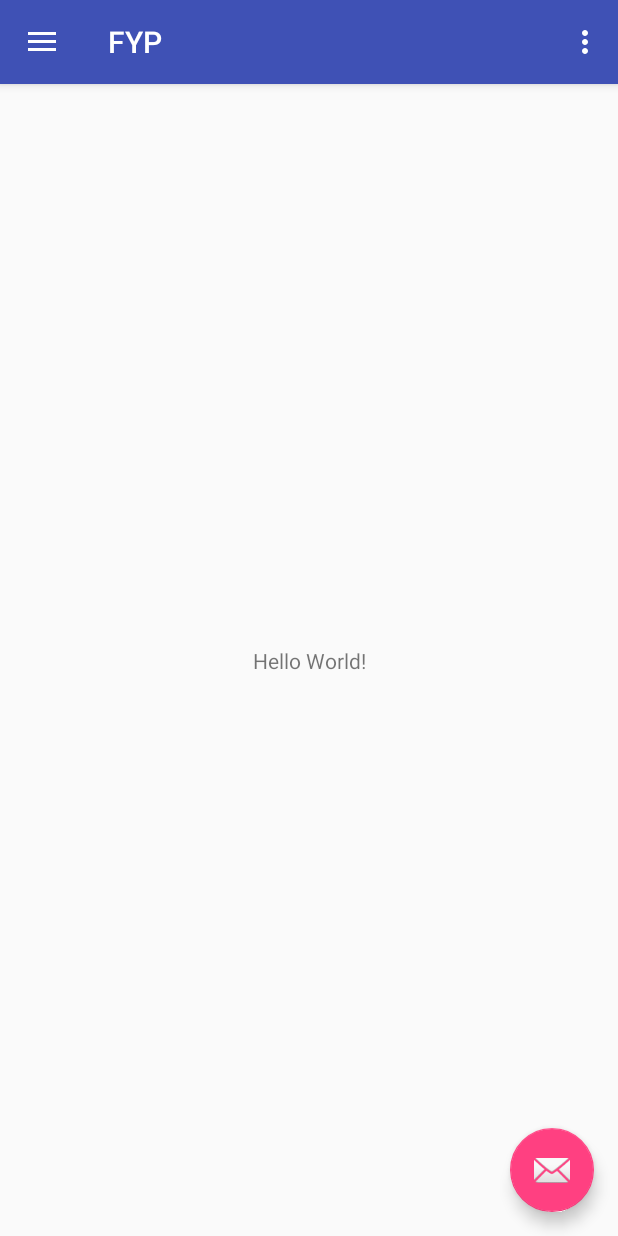
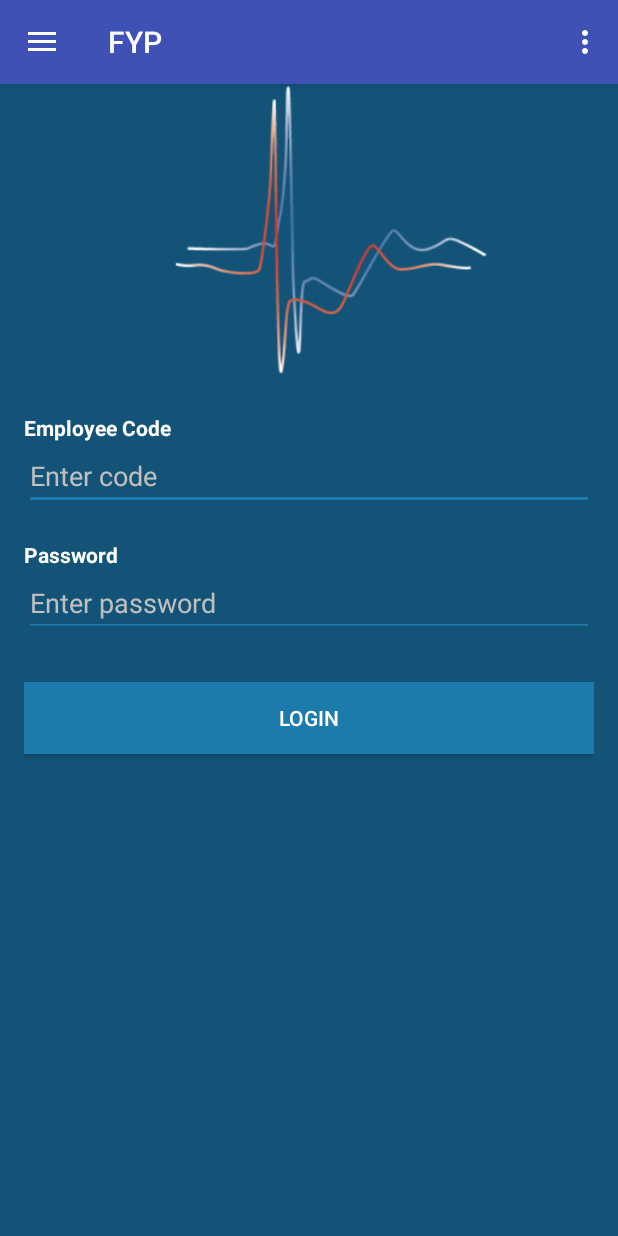
Before and after one commit to MughalMirza/Patient_Monitoring_System, an Android app: the screen it shows after launch (MainActivity), on a phone screen of 412 x 824 dp. Run offline under Robolectric (Android 15) with nearby library versions, the phone set to English and light mode, and no system bars.

Commit message:
home page

```diff
--- a/app/src/main/AndroidManifest.xml
+++ b/app/src/main/AndroidManifest.xml
@@ -4,7 +4,7 @@
 
     <application
         android:allowBackup="true"
-        android:icon="@mipmap/ic_launcher"
+        android:icon="@mipmap/medical_logo"
         android:label="@string/app_name"
         android:roundIcon="@mipmap/ic_launcher_round"
         android:supportsRtl="true"
--- a/app/src/main/java/com/example/ahmad/fyp/MainActivity.java
+++ b/app/src/main/java/com/example/ahmad/fyp/MainActivity.java
@@ -12,6 +12,8 @@ import android.support.v7.app.AppCompatActivity;
 import android.support.v7.widget.Toolbar;
 import android.view.Menu;
 import android.view.MenuItem;
+import android.view.animation.AnimationUtils;
+import android.widget.TextView;
 
 public class MainActivity extends AppCompatActivity
         implements NavigationView.OnNavigationItemSelectedListener {
@@ -20,17 +22,19 @@ public class MainActivity extends AppCompatActivity
     protected void onCreate(Bundle savedInstanceState) {
         super.onCreate(savedInstanceState);
         setContentView(R.layout.activity_main);
+
         Toolbar toolbar = (Toolbar) findViewById(R.id.toolbar);
         setSupportActionBar(toolbar);
 
-        FloatingActionButton fab = (FloatingActionButton) findViewById(R.id.fab);
-        fab.setOnClickListener(new View.OnClickListener() {
-            @Override
-            public void onClick(View view) {
-                Snackbar.make(view, "Replace with your own action", Snackbar.LENGTH_LONG)
-                        .setAction("Action", null).show();
-            }
-        });
+//        DEFAULT MESSAGE ICON ON HOME SCREEN
+//        FloatingActionButton fab = (FloatingActionButton) findViewById(R.id.fab);
+//        fab.setOnClickListener(new View.OnClickListener() {
+//            @Override
+//            public void onClick(View view) {
+//                Snackbar.make(view, "Replace with your own action", Snackbar.LENGTH_LONG)
+//                        .setAction("Action", null).show();
+//            }
+//        });
 
         DrawerLayout drawer = (DrawerLayout) findViewById(R.id.drawer_layout);
         ActionBarDrawerToggle toggle = new ActionBarDrawerToggle(
--- a/app/src/main/res/layout/app_bar_main.xml
+++ b/app/src/main/res/layout/app_bar_main.xml
@@ -22,12 +22,12 @@
 
     <include layout="@layout/content_main" />
 
-    <android.support.design.widget.FloatingActionButton
-        android:id="@+id/fab"
-        android:layout_width="wrap_content"
-        android:layout_height="wrap_content"
-        android:layout_gravity="bottom|end"
-        android:layout_margin="@dimen/fab_margin"
-        app:srcCompat="@android:drawable/ic_dialog_email" />
+    <!--<android.support.design.widget.FloatingActionButton-->
+        <!--android:id="@+id/fab"-->
+        <!--android:layout_width="wrap_content"-->
+        <!--android:layout_height="wrap_content"-->
+        <!--android:layout_gravity="bottom|end"-->
+        <!--android:layout_margin="@dimen/fab_margin"-->
+        <!--app:srcCompat="@android:drawable/ic_dialog_email" />-->
 
 </android.support.design.widget.CoordinatorLayout>
--- a/app/src/main/res/layout/content_main.xml
+++ b/app/src/main/res/layout/content_main.xml
@@ -1,22 +1,56 @@
 <?xml version="1.0" encoding="utf-8"?>
-<android.support.constraint.ConstraintLayout xmlns:android="http://schemas.android.com/apk/res/android"
-    xmlns:app="http://schemas.android.com/apk/res-auto"
-    xmlns:tools="http://schemas.android.com/tools"
+<LinearLayout xmlns:android="http://schemas.android.com/apk/res/android"
     android:layout_width="match_parent"
     android:layout_height="match_parent"
-    app:layout_behavior="@string/appbar_scrolling_view_behavior"
-    tools:context="com.example.ahmad.fyp.MainActivity"
-    tools:showIn="@layout/app_bar_main">
+    android:paddingLeft="16dp"
+    android:paddingRight="16dp"
+    android:orientation="vertical"
+    android:background="@color/theme">
+
+    <android.support.v7.widget.AppCompatImageView
+        android:layout_width="wrap_content"
+        android:layout_height="wrap_content"
+        android:layout_marginTop="30dp"
+        android:src="@drawable/ecg_logo"/>
+
+    <android.support.v7.widget.AppCompatTextView
+        android:id="@+id/textcode"
+        android:layout_width="match_parent"
+        android:layout_height="wrap_content"
+        android:textColor="@color/white"
+        android:textStyle="bold"
+        android:text="Employee Code"/>
+
+    <android.support.design.widget.TextInputEditText
+        android:layout_width="match_parent"
+        android:layout_height="wrap_content"
+        android:textColor="@color/white"
+        android:textColorHint="@color/hint"
+        android:backgroundTint="@color/content"
+        android:hint="Enter code"/>
 
 
-    <TextView
-        android:layout_width="wrap_content"
+    <android.support.v7.widget.AppCompatTextView
+        android:layout_width="match_parent"
         android:layout_height="wrap_content"
-        android:text="Hello World!"
-        app:layout_constraintBottom_toBottomOf="parent"
-        app:layout_constraintLeft_toLeftOf="parent"
-        app:layout_constraintRight_toRightOf="parent"
-        app:layout_constraintTop_toTopOf="parent" />
+        android:textColor="@color/white"
+        android:textStyle="bold"
+        android:layout_marginTop="20dp"
+        android:text="Password"/>
 
+    <android.support.design.widget.TextInputEditText
+        android:layout_width="match_parent"
+        android:layout_height="wrap_content"
+        android:textColor="@color/white"
+        android:textColorHint="@color/hint"
+        android:backgroundTint="@color/content"
+        android:hint="Enter password"/>
 
-</android.support.constraint.ConstraintLayout>
+    <android.support.v7.widget.AppCompatButton
+        android:layout_width="match_parent"
+        android:layout_height="wrap_content"
+        android:layout_marginTop="30dp"
+        android:textColor="@color/white"
+        android:background="@color/content"
+        android:text="LOGIN"/>
+</LinearLayout>
--- a/app/src/main/res/values/colors.xml
+++ b/app/src/main/res/values/colors.xml
@@ -3,4 +3,10 @@
     <color name="colorPrimary">#3F51B5</color>
     <color name="colorPrimaryDark">#303F9F</color>
     <color name="colorAccent">#FF4081</color>
+
+
+    <color name="theme">#125377</color>
+    <color name="white">#ffffff</color>
+    <color name="content">#1d7aac</color>
+    <color name="hint">#C0C0C0</color>
 </resources>
```
Also changed, not shown: app/src/main/res/drawable-v21/ecg_logo.png (added), app/src/main/res/mipmap-xxxhdpi/medical_logo.png (added).
